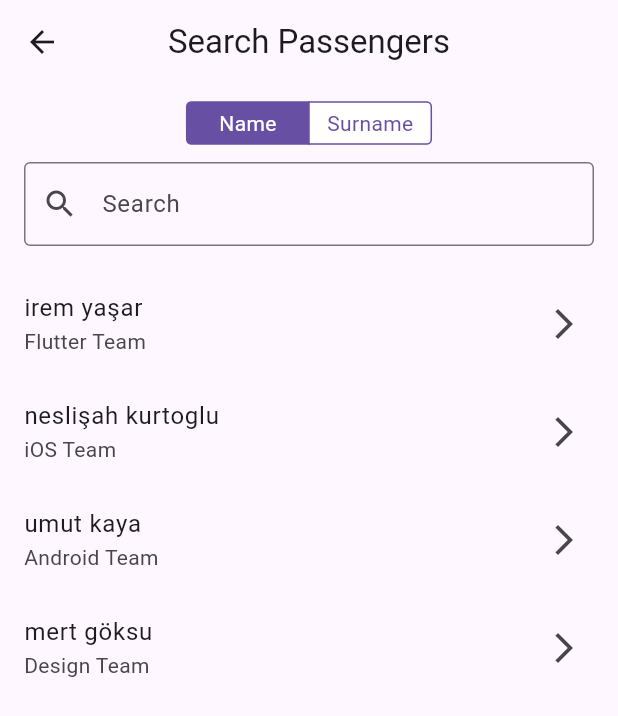
After one commit to iremyasar01/neonAcademyApps, a Flutter app: the screen it shows after launch, scrolled down 448 dp, after a tap on "Search", on a phone screen of 412 x 824 dp. The commit adds this screen. Shown: the top 716 px of the screen. Run offline on Flutter 3.47's test engine with Material 3 defaults, Android fonts, the phone set to English and light mode, and no system bars; our stand-ins replace audioplayers, flutter_colorpicker, google_fonts, image_picker, share_plus; missing offline and left inert: flutter_font_picker.

Commit message:
searchbar

```diff
--- /dev/null
+++ b/lib/data/passanger_data.dart
@@ -0,0 +1,8 @@
+import '../models/passanger_model.dart';
+
+final List<PassengerModel> passengerData = [
+  PassengerModel(name: 'irem', surname: 'yaşar', team: 'Flutter Team', age: 24, hometown: 'London', mail: 'iremn@flutter.dev'),
+  PassengerModel(name: 'neslişah', surname: 'kurtoglu', team: 'iOS Team', age: 18, hometown: 'New York', mail: 'nesli@ios.com'),
+  PassengerModel(name: 'umut', surname: 'kaya', team: 'Android Team', age: 27, hometown: 'Istanbul', mail: 'umut@android.com'),
+  PassengerModel(name: 'mert', surname: 'göksu', team: 'Design Team', age: 23, hometown: 'Ankara', mail: 'mert@design.com'),
+];
--- a/lib/screens/home_screen.dart
+++ b/lib/screens/home_screen.dart
@@ -10,6 +10,7 @@ import 'package:neonacademyapss/screens/picker_screen.dart';
 import 'package:neonacademyapss/screens/pino_alert_screen.dart';
 import 'package:neonacademyapss/screens/resque_slider_screen.dart';
 import 'package:neonacademyapss/screens/scroll_view_screen.dart';
+import 'package:neonacademyapss/screens/search_screen.dart';
 import 'package:neonacademyapss/screens/stack_views_screen.dart';
 import 'package:neonacademyapss/screens/switch_screen.dart';
 import 'package:neonacademyapss/screens/tabbar_screen.dart';
@@ -162,6 +163,14 @@ class HomeScreen extends StatelessWidget {
                   },
                   child: const Text('Data Table'),
                 ),
+                    const SizedBox(height: 20),
+                ElevatedButton(
+                  onPressed: () {
+                    Navigator.push(context,
+                        MaterialPageRoute(builder: (_) => const SearchScreen()));
+                  },
+                  child: const Text('Search'),
+                ),
 
 
                 const SizedBox(height: 40),
--- a/lib/screens/passanger_list_screen.dart
+++ b/lib/screens/passanger_list_screen.dart
@@ -1,18 +1,13 @@
 import 'package:flutter/material.dart';
+import 'package:neonacademyapss/data/passanger_data.dart';
 import 'package:neonacademyapss/models/passanger_model.dart';
 import 'package:neonacademyapss/widgets/passanger_detail.dart';
 
 class PassengerListScreen extends StatelessWidget {
   PassengerListScreen({super.key});
 
-  final List<PassengerModel> passengers = [
-    PassengerModel(name: 'irem', surname: 'yaşar', team: 'Flutter Team', age: 24, hometown: 'London', mail: 'iremn@flutter.dev'),
-    PassengerModel(name: 'neslişah', surname: 'kurtoglu', team: 'iOS Team', age: 18, hometown: 'New York', mail: 'nesli@ios.com'),
-    PassengerModel(name: 'umut', surname: 'kaya', team: 'Android Team', age: 27, hometown: 'Istanbul', mail: 'umut@android.com'),
-    PassengerModel(name: 'mert', surname: 'göksu', team: 'Design Team', age: 23, hometown: 'Ankara', mail: 'mert@design.com'),
-  ];
+ final List<PassengerModel> passengers = passengerData;
 
-  // Takımları tanımla (görüntüleme sırası için)
   final List<String> teams = [
     'Flutter Team',
     'iOS Team',
@@ -67,7 +62,7 @@ class PassengerListScreen extends StatelessWidget {
                   SingleChildScrollView(
                     scrollDirection: Axis.horizontal,
                     child: DataTable(
-                      columnSpacing: 20,
+                      columnSpacing: 50,
                       headingRowColor: WidgetStateColor.resolveWith((states) => Colors.grey.shade200),
                       columns: const [
                         DataColumn(label: Text('Name', style: TextStyle(fontWeight: FontWeight.bold))),
--- /dev/null
+++ b/lib/screens/search_screen.dart
@@ -0,0 +1,88 @@
+import 'package:flutter/cupertino.dart';
+import 'package:flutter/material.dart';
+import 'package:neonacademyapss/data/passanger_data.dart';
+import 'package:neonacademyapss/models/passanger_model.dart';
+import 'package:neonacademyapss/widgets/passanger_detail.dart';
+
+class SearchScreen extends StatefulWidget {
+  const SearchScreen({super.key});
+
+  @override
+  State<SearchScreen> createState() => _SearchScreenState();
+}
+
+class _SearchScreenState extends State<SearchScreen> {
+  int selectedFilter = 0; // 0: Name, 1: Surname
+  String query = '';
+
+  @override
+  Widget build(BuildContext context) {
+    final List<PassengerModel> filteredPassengers = passengerData.where((passenger) {
+      final target = selectedFilter == 0 ? passenger.name.toLowerCase() : passenger.surname.toLowerCase();
+      return target.contains(query.toLowerCase());
+    }).toList();
+
+    return Scaffold(
+      appBar: AppBar(
+        title: const Text('Search Passengers'),
+        centerTitle: true,
+      ),
+      body: Column(
+        children: [
+          const SizedBox(height: 12),
+          Padding(
+            padding: const EdgeInsets.symmetric(horizontal: 16),
+            child: CupertinoSegmentedControl<int>(
+              children: const {
+                0: Padding(padding: EdgeInsets.symmetric(horizontal: 12), child: Text('Name')),
+                1: Padding(padding: EdgeInsets.symmetric(horizontal: 12), child: Text('Surname')),
+              },
+              groupValue: selectedFilter,
+              onValueChanged: (int val) {
+                setState(() => selectedFilter = val);
+              },
+            ),
+          ),
+          const SizedBox(height: 12),
+          Padding(
+            padding: const EdgeInsets.symmetric(horizontal: 16),
+            child: TextField(
+              decoration: const InputDecoration(
+                labelText: 'Search',
+                prefixIcon: Icon(Icons.search),
+                border: OutlineInputBorder(),
+              ),
+              onChanged: (val) {
+                setState(() => query = val);
+              },
+            ),
+          ),
+          const SizedBox(height: 16),
+          Expanded(
+            child: filteredPassengers.isEmpty
+                ? const Center(child: Text('No passengers found'))
+                : ListView.builder(
+                    itemCount: filteredPassengers.length,
+                    itemBuilder: (context, index) {
+                      final passenger = filteredPassengers[index];
+                      return ListTile(
+                        title: Text('${passenger.name} ${passenger.surname}'),
+                        subtitle: Text(passenger.team),
+                        trailing: const Icon(Icons.arrow_forward_ios),
+                        onTap: () {
+                          Navigator.push(
+                            context,
+                            MaterialPageRoute(
+                              builder: (context) => PassengerDetail(passenger: passenger),
+                            ),
+                          );
+                        },
+                      );
+                    },
+                  ),
+          ),
+        ],
+      ),
+    );
+  }
+}
```
